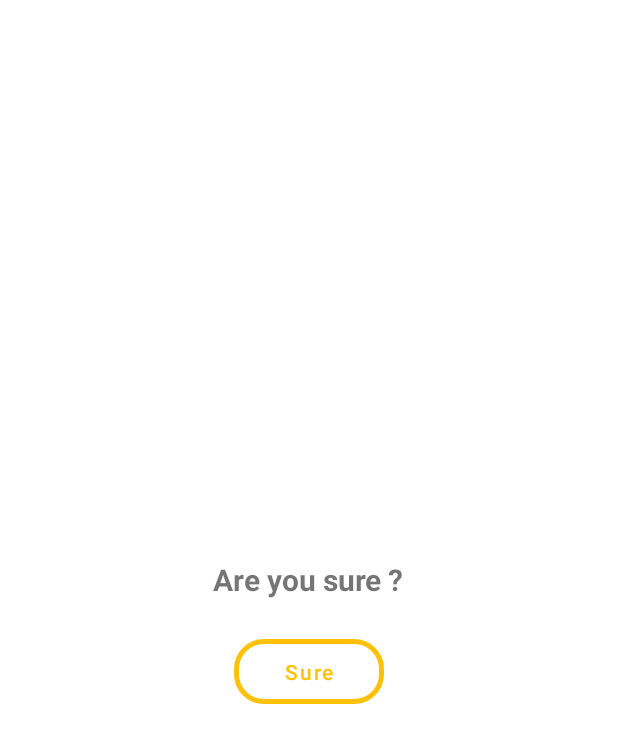
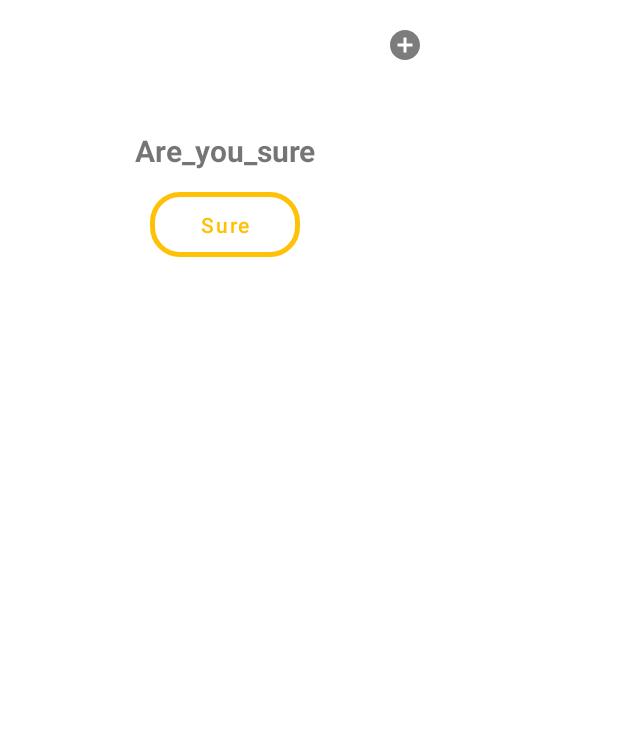
Before and after one commit to izowmart/GADS-Leader-Board, an Android app: the layout dialog_confirmation.xml on its own in the app's theme, with its tools: preview values and no code run, on a phone screen of 412 x 824 dp. Shown: the top 743 px of the screen. Run offline under Robolectric (Android 15) with nearby library versions, the phone set to English and light mode, and no system bars; network calls fail.

```diff
--- a/app/src/main/java/ps/room/gadsleaderboard/api/ApiService.kt
+++ b/app/src/main/java/ps/room/gadsleaderboard/api/ApiService.kt
@@ -17,7 +17,7 @@ interface ApiService {
     @GET("/api/skilliq")
     suspend fun getSkillIQLeaders(): Response<List<SkilledIQLearners>>
 
-    @POST("https://docs.google.com/forms/d/e/1FAIpQLSf9d1TcNU6zc6KR8bSEM41Z1g1zl35cwZr2xyjIhaMAz8WChQ/formResponse")
+    @POST("/1FAIpQLSf9d1TcNU6zc6KR8bSEM41Z1g1zl35cwZr2xyjIhaMAz8WChQ/formResponse")
     @FormUrlEncoded
     suspend fun submitProject(
         @Field("entry.1824927963") emailAddress :String,
--- /dev/null
+++ b/app/src/main/res/drawable/ic_close.xml
@@ -0,0 +1,5 @@
+<vector android:height="24dp" android:tint="#7C7C7C"
+    android:viewportHeight="24" android:viewportWidth="24"
+    android:width="24dp" xmlns:android="http://schemas.android.com/apk/res/android">
+    <path android:fillColor="@android:color/white" android:pathData="M12,2C6.48,2 2,6.48 2,12s4.48,10 10,10 10,-4.48 10,-10S17.52,2 12,2zM17,13h-4v4h-2v-4L7,13v-2h4L11,7h2v4h4v2z"/>
+</vector>
--- a/app/src/main/res/layout/dialog_confirmation.xml
+++ b/app/src/main/res/layout/dialog_confirmation.xml
@@ -1,36 +1,82 @@
-<?xml version="1.0" encoding="utf-8"?>
-<LinearLayout xmlns:android="http://schemas.android.com/apk/res/android"
+<?xml version="1.0" encoding="utf-8"?><!--<LinearLayout xmlns:android="http://schemas.android.com/apk/res/android"-->
+<!--    xmlns:app="http://schemas.android.com/apk/res-auto"-->
+<!--    xmlns:tools="http://schemas.android.com/tools"-->
+<!--    android:layout_width="match_parent"-->
+<!--    android:layout_height="match_parent"-->
+<!--    android:background="@drawable/dialog_background"-->
+<!--    android:gravity="center"-->
+<!--    android:minWidth="300dp"-->
+<!--    android:minHeight="200dp"-->
+<!--    android:orientation="vertical"-->
+<!--    android:padding="16dp">-->
+
+<!--    <TextView-->
+<!--        android:id="@+id/tv_sure"-->
+<!--        android:layout_width="wrap_content"-->
+<!--        android:layout_height="wrap_content"-->
+<!--        android:layout_marginTop="24dp"-->
+<!--        android:text="Are you sure ?"-->
+<!--        android:textSize="20sp"-->
+<!--        android:textStyle="bold" />-->
+
+<!--    <Button-->
+<!--        android:id="@+id/btn_confirm"-->
+<!--        android:layout_width="100dp"-->
+<!--        android:layout_height="55dp"-->
+<!--        app:cornerRadius="20dp"-->
+<!--        android:layout_marginTop="20dp"-->
+<!--        android:text="Sure"-->
+<!--        app:strokeWidth="3dp"-->
+<!--        app:strokeColor="@color/button_selector"-->
+<!--        style="@style/Widget.MaterialComponents.Button.OutlinedButton"-->
+<!--        android:textAllCaps="false"-->
+<!--        android:textColor="@color/button_selector"/>-->
+<!--</LinearLayout>-->
+<androidx.constraintlayout.widget.ConstraintLayout xmlns:android="http://schemas.android.com/apk/res/android"
     xmlns:app="http://schemas.android.com/apk/res-auto"
     xmlns:tools="http://schemas.android.com/tools"
-    android:layout_width="match_parent"
-    android:layout_height="match_parent"
-    android:background="@drawable/dialog_background"
-    android:gravity="center"
+    android:layout_width="wrap_content"
+    android:layout_height="wrap_content"
     android:minWidth="300dp"
     android:minHeight="200dp"
-    android:orientation="vertical"
-    android:padding="16dp">
+    android:background="@drawable/dialog_background">
+
+    <ImageView
+        android:id="@+id/ivClose"
+        android:layout_width="wrap_content"
+        android:layout_height="wrap_content"
+        android:layout_marginTop="16dp"
+        android:layout_marginEnd="16dp"
+        android:padding="2dp"
+        android:src="@drawable/ic_close"
+        app:layout_constraintEnd_toEndOf="parent"
+        app:layout_constraintTop_toTopOf="parent" />
 
     <TextView
         android:id="@+id/tv_sure"
         android:layout_width="wrap_content"
         android:layout_height="wrap_content"
-        android:layout_marginTop="24dp"
-        android:text="Are you sure ?"
+        android:text="Are_you_sure"
         android:textSize="20sp"
-        android:textStyle="bold" />
+        android:textStyle="bold"
+        app:layout_constraintBottom_toBottomOf="parent"
+        app:layout_constraintEnd_toEndOf="parent"
+        app:layout_constraintStart_toStartOf="parent"
+        app:layout_constraintTop_toTopOf="parent" />
 
-    <com.google.android.material.button.MaterialButton
+    <Button
         android:id="@+id/btn_confirm"
+        style="@style/Widget.MaterialComponents.Button.OutlinedButton"
         android:layout_width="100dp"
         android:layout_height="55dp"
+        android:layout_marginTop="8dp"
+        android:text="Sure"
+        android:textAllCaps="false"
+        android:textColor="@color/button_selector"
         app:cornerRadius="20dp"
-        android:layout_marginTop="20dp"
-        android:text="Sure"
-        app:strokeWidth="3dp"
+        app:layout_constraintEnd_toEndOf="@+id/tv_sure"
+        app:layout_constraintStart_toStartOf="@+id/tv_sure"
+        app:layout_constraintTop_toBottomOf="@+id/tv_sure"
         app:strokeColor="@color/button_selector"
-        style="@style/Widget.MaterialComponents.Button.OutlinedButton"
-        android:textAllCaps="false"
-        android:textColor="@color/button_selector"/>
-
-</LinearLayout>
+        app:strokeWidth="3dp" />
+</androidx.constraintlayout.widget.ConstraintLayout>
```
Also changed, not shown: app/src/main/java/ps/room/gadsleaderboard/ui/main/ProjectSubmission.kt (+70 -36 lines), app/src/main/java/ps/room/gadsleaderboard/util/Extensions.kt (added, +63 -0 lines), app/src/main/res/layout/activity_main.xml (+5 -2 lines), app/src/main/res/layout/activity_project_submission.xml (+23 -19 lines), app/src/main/res/layout/loading_dialog.xml (line endings or trailing spaces).
